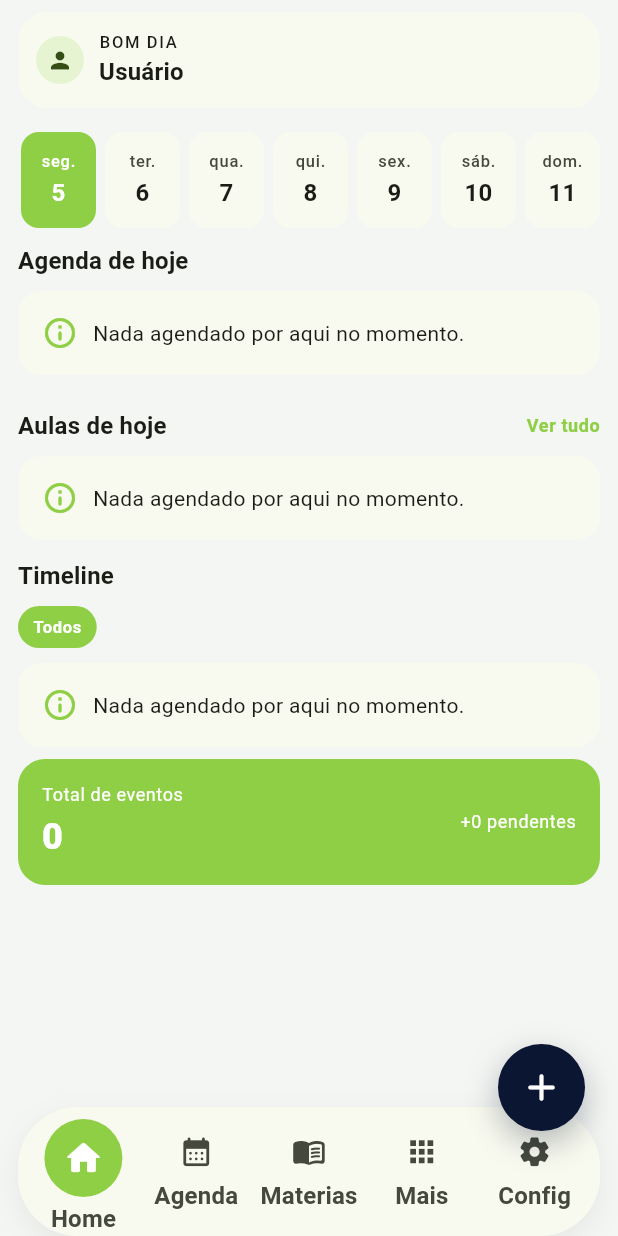
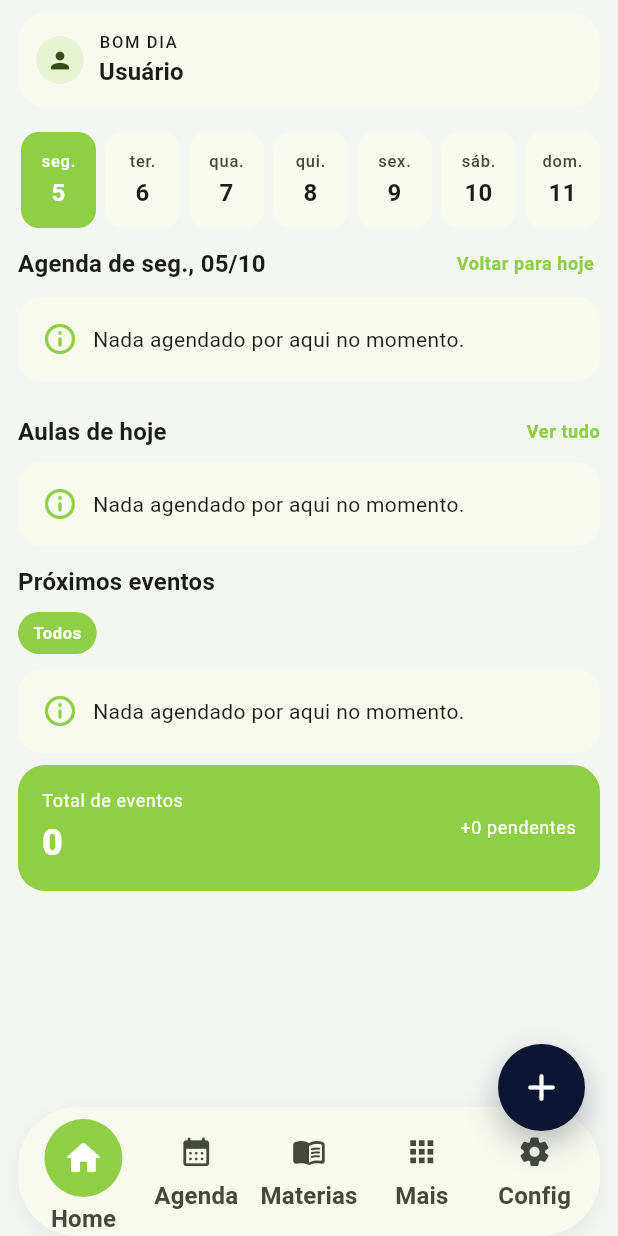
Before and after one commit to digoAcdc/smart_agenda, a Flutter app: the screen it shows after launch, after a tap on an icon or button, on a phone screen of 412 x 824 dp. Run offline on Flutter 3.47's test engine with Material 3 defaults, Android fonts, the phone set to English and light mode, and no system bars; our stand-ins replace brasil_fields, connectivity_plus, drift, drift_flutter, equatable, file_picker and 18 more; accounts and stored records are empty; generated files the repository leaves out were written again; network calls fail.

Commit message:
feat(home): proximos eventos com data e titulo do dia selecionado
- secao Proximos eventos lista os proximos itens a partir de agora
  (ate 1 ano, 15 itens), com Hoje/Amanha/dia da semana/data e hora
- titulo da agenda do dia acompanha o dia escolhido na faixa da semana
  (hoje, amanha, ontem ou dia/mes) com atalho Voltar para hoje
- agenda do dia mostra todos os itens do dia, nao so 2

Co-Authored-By: Claude Opus 5.5 <noreply@anthropic.com>

```diff
--- a/lib/presentation/controllers/agenda_controller.dart
+++ b/lib/presentation/controllers/agenda_controller.dart
@@ -48,6 +48,11 @@ class AgendaController extends GetxController {
   final RxList<AgendaItem> monthItems = <AgendaItem>[].obs;
   final RxList<AgendaItem> selectedDayItems = <AgendaItem>[].obs;
   final RxList<AgendaItem> searchResults = <AgendaItem>[].obs;
+
+  /// Proximos eventos a partir de agora, mesmo que distantes.
+  final RxList<AgendaItem> upcomingItems = <AgendaItem>[].obs;
+  static const _upcomingHorizon = Duration(days: 365);
+  static const _upcomingLimit = 15;
   final RxSet<DateTime> monthMarkers = <DateTime>{}.obs;
   final RxBool loading = false.obs;
   final RxnString errorMessage = RxnString();
@@ -57,9 +62,14 @@ class AgendaController extends GetxController {
   @override
   void onInit() {
     super.onInit();
-    WidgetsBinding.instance.addPostFrameCallback((_) => loadToday());
+    WidgetsBinding.instance.addPostFrameCallback((_) {
+      loadToday();
+      loadUpcoming();
+    });
     // Alteracoes de outros membros/dispositivos chegam pelo sync.
-    _remoteChangesSub = syncService?.onDataChanged.listen((_) => refreshCurrentData());
+    _remoteChangesSub = syncService?.onDataChanged.listen(
+      (_) => refreshCurrentData(),
+    );
   }
 
   @override
@@ -78,6 +88,27 @@ class AgendaController extends GetxController {
       errorMessage.value = result.errorMessage;
     }
     loading.value = false;
+  }
+
+  Future<void> loadUpcoming() async {
+    final now = DateTime.now();
+    final today = DateUtilsEx.startOfDay(now);
+    final result = await getAgendaItemsByRange(
+      today,
+      now.add(_upcomingHorizon),
+    );
+    if (!result.isSuccess) return;
+    final items =
+        (result.data ?? [])
+            .where((e) => e.status != AgendaStatus.canceled)
+            .where(
+              (e) =>
+                  !e.startAt.isBefore(now) ||
+                  (e.allDay && DateUtilsEx.startOfDay(e.startAt) == today),
+            )
+            .toList()
+          ..sort((a, b) => a.startAt.compareTo(b.startAt));
+    upcomingItems.assignAll(items.take(_upcomingLimit));
   }
 
   Future<void> loadWeek(DateTime start, DateTime end) async {
@@ -145,8 +176,9 @@ class AgendaController extends GetxController {
     loading.value = true;
     errorMessage.value = null;
     await notificationService.cancelForItem(item);
-    final result =
-        await updateAgendaItem(item.copyWith(updatedAt: DateTime.now()));
+    final result = await updateAgendaItem(
+      item.copyWith(updatedAt: DateTime.now()),
+    );
     if (result.isSuccess) {
       final notifyResult = await notificationService.scheduleForItem(item);
       if (!notifyResult.isSuccess) {
@@ -212,10 +244,13 @@ class AgendaController extends GetxController {
   Future<void> refreshCurrentData() async {
     final now = DateTime.now();
     await loadToday();
+    await loadUpcoming();
     await loadByDay(selectedDate.value);
     await loadWeek(DateUtilsEx.startOfWeek(now), DateUtilsEx.endOfWeek(now));
     await loadMonthItems(
-        DateUtilsEx.startOfMonth(now), DateUtilsEx.endOfMonth(now));
+      DateUtilsEx.startOfMonth(now),
+      DateUtilsEx.endOfMonth(now),
+    );
     await loadMonth(DateUtilsEx.startOfMonth(now), DateUtilsEx.endOfMonth(now));
   }
 
--- a/lib/presentation/pages/today_page.dart
+++ b/lib/presentation/pages/today_page.dart
@@ -469,10 +469,8 @@ class _TodayPageState extends State<TodayPage> {
               e.startAt.isBefore(DateTime.now()),
         )
         .toList();
-    final upcoming = todayEvents
-        .where((e) => e.startAt.isAfter(DateTime.now()))
-        .take(6)
-        .toList();
+    final upcoming = agendaController.upcomingItems.toList();
+    final isTodaySelected = isSameDay(selectedDate, DateTime.now());
     final agendaDoDia = [...agendaController.selectedDayItems]
       ..sort((a, b) => a.startAt.compareTo(b.startAt));
     final overdueIds = overdue.map((e) => e.id).toSet();
@@ -583,12 +581,23 @@ class _TodayPageState extends State<TodayPage> {
                 const SizedBox(height: 8),
                 _buildWeekStrip(agendaController, accentGreen),
                 const SizedBox(height: 10),
-                _sectionTitle(context, 'Agenda de hoje'),
+                _sectionTitle(
+                  context,
+                  _dayAgendaTitle(selectedDate),
+                  trailing: isTodaySelected ? null : 'Voltar para hoje',
+                  onTrailingTap: isTodaySelected
+                      ? null
+                      : () {
+                          final today = DateUtilsEx.startOfDay(DateTime.now());
+                          setState(() => selectedDate = today);
+                          agendaController.loadByDay(today);
+                        },
+                ),
                 const SizedBox(height: 8),
                 if (agendaDoDiaExibida.isEmpty)
                   _buildDashboardEmpty(context, accentGreen)
                 else
-                  ...agendaDoDiaExibida.take(2).map(
+                  ...agendaDoDiaExibida.map(
                     (item) => Padding(
                       padding: const EdgeInsets.only(bottom: 8),
                       child: _buildDashboardEventTile(
@@ -650,7 +659,7 @@ class _TodayPageState extends State<TodayPage> {
                     ),
                   ),
                 const SizedBox(height: 12),
-                _sectionTitle(context, 'Timeline'),
+                _sectionTitle(context, 'Próximos eventos'),
                 const SizedBox(height: 8),
                 Row(
                   children: [
@@ -799,26 +808,68 @@ class _TodayPageState extends State<TodayPage> {
     );
   }
 
-  Widget _sectionTitle(BuildContext context, String title, {String? trailing}) {
-    return Row(
-      children: [
-        Text(
-          title,
-          style: Theme.of(context).textTheme.titleMedium?.copyWith(
-                fontWeight: FontWeight.w700,
-              ),
-        ),
-        const Spacer(),
-        if (trailing != null)
-          Text(
+  Widget _sectionTitle(
+    BuildContext context,
+    String title, {
+    String? trailing,
+    VoidCallback? onTrailingTap,
+  }) {
+    final trailingText = trailing == null
+        ? null
+        : Text(
             trailing,
             style: Theme.of(context).textTheme.bodySmall?.copyWith(
                   color: Theme.of(context).colorScheme.primary,
                   fontWeight: FontWeight.w600,
                 ),
+          );
+    return Row(
+      children: [
+        Expanded(
+          child: Text(
+            title,
+            style: Theme.of(context).textTheme.titleMedium?.copyWith(
+                  fontWeight: FontWeight.w700,
+                ),
+            maxLines: 1,
+            overflow: TextOverflow.ellipsis,
           ),
+        ),
+        if (trailingText != null)
+          onTrailingTap == null
+              ? trailingText
+              : InkWell(
+                  onTap: onTrailingTap,
+                  borderRadius: BorderRadius.circular(8),
+                  child: Padding(
+                    padding: const EdgeInsets.symmetric(horizontal: 4, vertical: 6),
+                    child: trailingText,
+                  ),
+                ),
       ],
     );
+  }
+
+  /// "Agenda de hoje", "Agenda de amanhã" ou "Agenda de sex, 17/10".
+  String _dayAgendaTitle(DateTime day) {
+    final today = DateUtilsEx.startOfDay(DateTime.now());
+    final target = DateUtilsEx.startOfDay(day);
+    final diff = target.difference(today).inDays;
+    if (diff == 0) return 'Agenda de hoje';
+    if (diff == 1) return 'Agenda de amanhã';
+    if (diff == -1) return 'Agenda de ontem';
+    return 'Agenda de ${DateFormat('EEE, dd/MM', 'pt_BR').format(target)}';
+  }
+
+  /// Data curta para a lista de proximos eventos.
+  String _upcomingDateLabel(DateTime start) {
+    final today = DateUtilsEx.startOfDay(DateTime.now());
+    final diff = DateUtilsEx.startOfDay(start).difference(today).inDays;
+    if (diff == 0) return 'Hoje';
+    if (diff == 1) return 'Amanhã';
+    if (diff < 7) return DateFormat('EEE', 'pt_BR').format(start);
+    if (start.year == today.year) return DateFormat('dd/MM').format(start);
+    return DateFormat('dd/MM/yy').format(start);
   }
 
   Widget _filterChip(
@@ -974,7 +1025,8 @@ class _TodayPageState extends State<TodayPage> {
     required String groupName,
     required Color accentGreen,
   }) {
-    final timeLabel = DateFormat('HH:mm').format(item.startAt);
+    final timeLabel =
+        '${_upcomingDateLabel(item.startAt)}\n${item.allDay ? 'Dia todo' : DateFormat('HH:mm').format(item.startAt)}';
     final isExpired = item.status == AgendaStatus.pending &&
         item.startAt.isBefore(DateTime.now());
     final lineColor = isExpired
```
